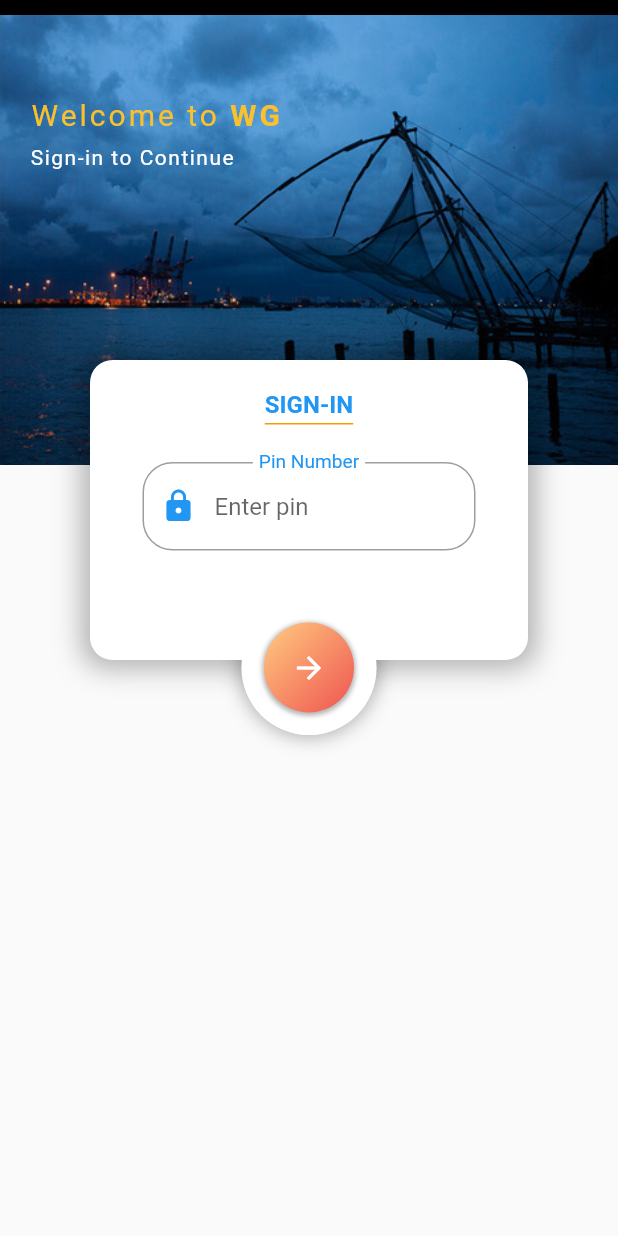
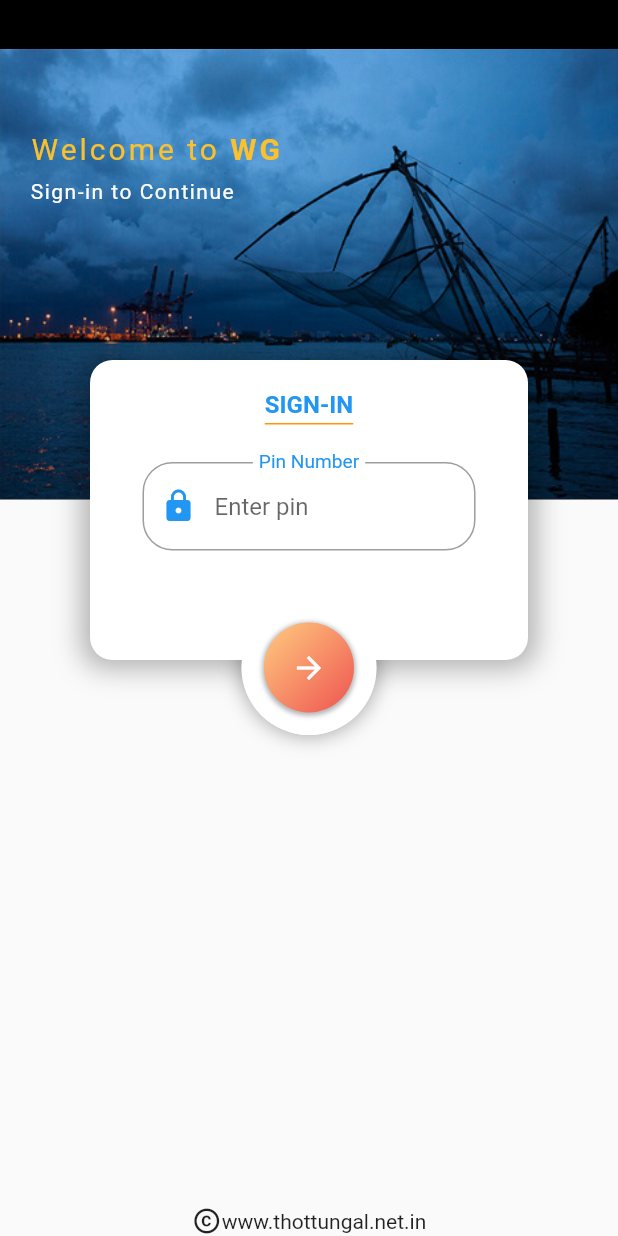
Before and after one commit to jjthottungal/cheetukaliapp, a Flutter app: the screen it shows after launch, on a phone screen of 412 x 824 dp. Run offline on Flutter 3.47's test engine with Material 2 defaults, Android fonts, the light colour scheme and no system bars; our stand-ins replace connectivity_plus, flutter_slidable, flutter_spinkit, flutter_sticky_header, font_awesome_flutter, get and 3 more; missing offline and left inert: status_bar_control; accounts and stored records are empty.

Commit message:
commit last

```diff
--- a/lib/screens/screen_login.dart
+++ b/lib/screens/screen_login.dart
@@ -76,6 +76,7 @@ class _ScreenLoginState extends State<ScreenLogin> {
 
   @override
   Widget build(BuildContext context) {
+    final screenHeight = MediaQuery.of(context).size.height;
     return GestureDetector(
       onTap: () => FocusManager.instance.primaryFocus?.unfocus(),
       child: Scaffold(
@@ -94,7 +95,7 @@ class _ScreenLoginState extends State<ScreenLogin> {
               right: 0,
               left: 0,
               child: Container(
-                padding: const EdgeInsets.only(top: 10),
+                padding: EdgeInsets.only(top: screenHeight * 0.04),
                 color: Colors.black,
                 child: Container(
                   height: 300,
@@ -241,6 +242,26 @@ class _ScreenLoginState extends State<ScreenLogin> {
               ),
             ),
             buildBottomHalfContainer(false),
+            Flexible(
+                flex: 15,
+                child: Align(
+                  alignment: Alignment.bottomCenter,
+                  child: Row(
+                    mainAxisAlignment: MainAxisAlignment.center,
+                    children: const [
+                      Icon(
+                        Icons.copyright_rounded,
+                        size: 20,
+                      ),
+                      Text(
+                        'www.thottungal.net.in',
+                        style: TextStyle(
+                          fontSize: 14,
+                        ),
+                      ),
+                    ],
+                  ),
+                )),
           ],
         )),
       ),
```
